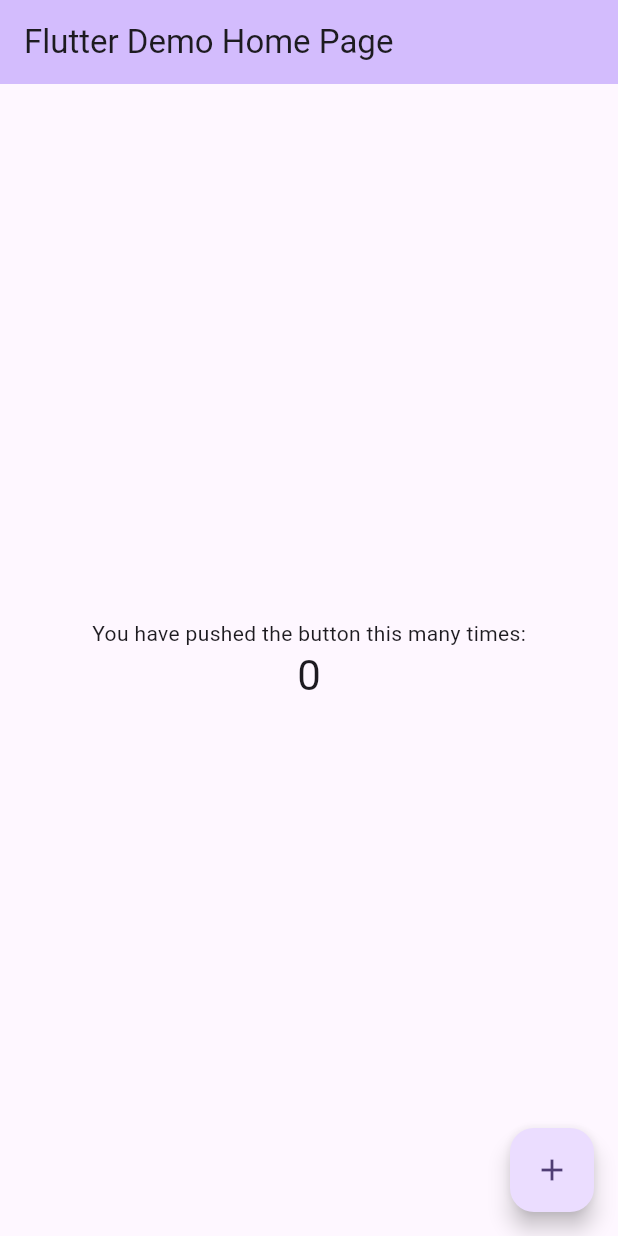
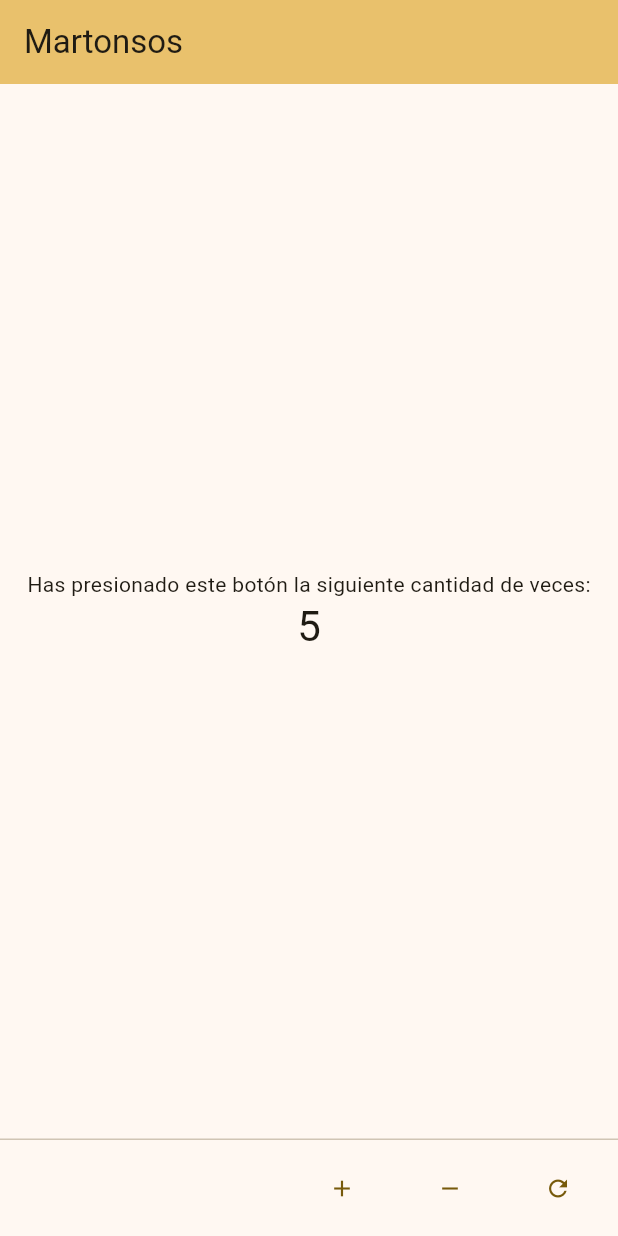
Before and after one commit to Ranafonica/3479A321_2022479036, a Flutter app: the screen it shows after launch, on a phone screen of 412 x 824 dp. Run offline on Flutter 3.47's test engine with Material 3 defaults, Android fonts, the phone set to English and light mode, and no system bars.

Commit message:
Finalized Lab03

```diff
--- a/lib/main.dart
+++ b/lib/main.dart
@@ -11,7 +11,7 @@ class MyApp extends StatelessWidget {
   @override
   Widget build(BuildContext context) {
     return MaterialApp(
-      title: 'Flutter Demo',
+      title: 'skibidi toilet',
       theme: ThemeData(
         // This is the theme of your application.
         //
@@ -28,9 +28,9 @@ class MyApp extends StatelessWidget {
         //
         // This works for code too, not just values: Most code changes can be
         // tested with just a hot reload.
-        colorScheme: ColorScheme.fromSeed(seedColor: Colors.deepPurple),
+        colorScheme: ColorScheme.fromSeed(seedColor: Colors.amber),
       ),
-      home: const MyHomePage(title: 'Flutter Demo Home Page'),
+      home: const MyHomePage(title: 'Martonsos'),
     );
   }
 }
@@ -54,7 +54,7 @@ class MyHomePage extends StatefulWidget {
 }
 
 class _MyHomePageState extends State<MyHomePage> {
-  int _counter = 0;
+  int _counter = 5;
 
   void _incrementCounter() {
     setState(() {
@@ -67,6 +67,28 @@ class _MyHomePageState extends State<MyHomePage> {
     });
   }
 
+  void _decrementCounter() {
+    setState(() {
+      // This call to setState tells the Flutter framework that something has
+      // changed in this State, which causes it to rerun the build method below
+      // so that the display can reflect the updated values. If we changed
+      // _counter without calling setState(), then the build method would not be
+      // called again, and so nothing would appear to happen.
+      _counter--;
+    });
+  }
+
+  void reset() {
+    setState(() {
+      // This call to setState tells the Flutter framework that something has
+      // changed in this State, which causes it to rerun the build method below
+      // so that the display can reflect the updated values. If we changed
+      // _counter without calling setState(), then the build method would not be
+      // called again, and so nothing would appear to happen.
+      _counter=0;
+    });
+  }
+
   @override
   Widget build(BuildContext context) {
     // This method is rerun every time setState is called, for instance as done
@@ -76,6 +98,7 @@ class _MyHomePageState extends State<MyHomePage> {
     // fast, so that you can just rebuild anything that needs updating rather
     // than having to individually change instances of widgets.
     return Scaffold(
+      persistentFooterButtons: newMethod,
       appBar: AppBar(
         // TRY THIS: Try changing the color here to a specific color (to
         // Colors.amber, perhaps?) and trigger a hot reload to see the AppBar
@@ -104,7 +127,7 @@ class _MyHomePageState extends State<MyHomePage> {
           // wireframe for each widget.
           mainAxisAlignment: MainAxisAlignment.center,
           children: <Widget>[
-            const Text('You have pushed the button this many times:'),
+            const Text('Has presionado este botón la siguiente cantidad de veces:'),
             Text(
               '$_counter',
               style: Theme.of(context).textTheme.headlineMedium,
@@ -112,11 +135,19 @@ class _MyHomePageState extends State<MyHomePage> {
           ],
         ),
       ),
-      floatingActionButton: FloatingActionButton(
-        onPressed: _incrementCounter,
+      /*floatingActionButton: FloatingActionButton(
+        onPressed: reset,
         tooltip: 'Increment',
-        child: const Icon(Icons.add),
-      ), // This trailing comma makes auto-formatting nicer for build methods.
+        child: const Icon(Icons.account_circle),
+      ),*/ // This trailing comma makes auto-formatting nicer for build methods.
     );
   }
+
+  List<Widget> get newMethod {
+    return [
+      TextButton(onPressed: _incrementCounter, child: Icon(Icons.add)),
+      TextButton(onPressed: _decrementCounter, child: Icon(Icons.remove)),
+      TextButton(onPressed: reset, child: Icon(Icons.refresh))
+    ];
+  }
 }
```
